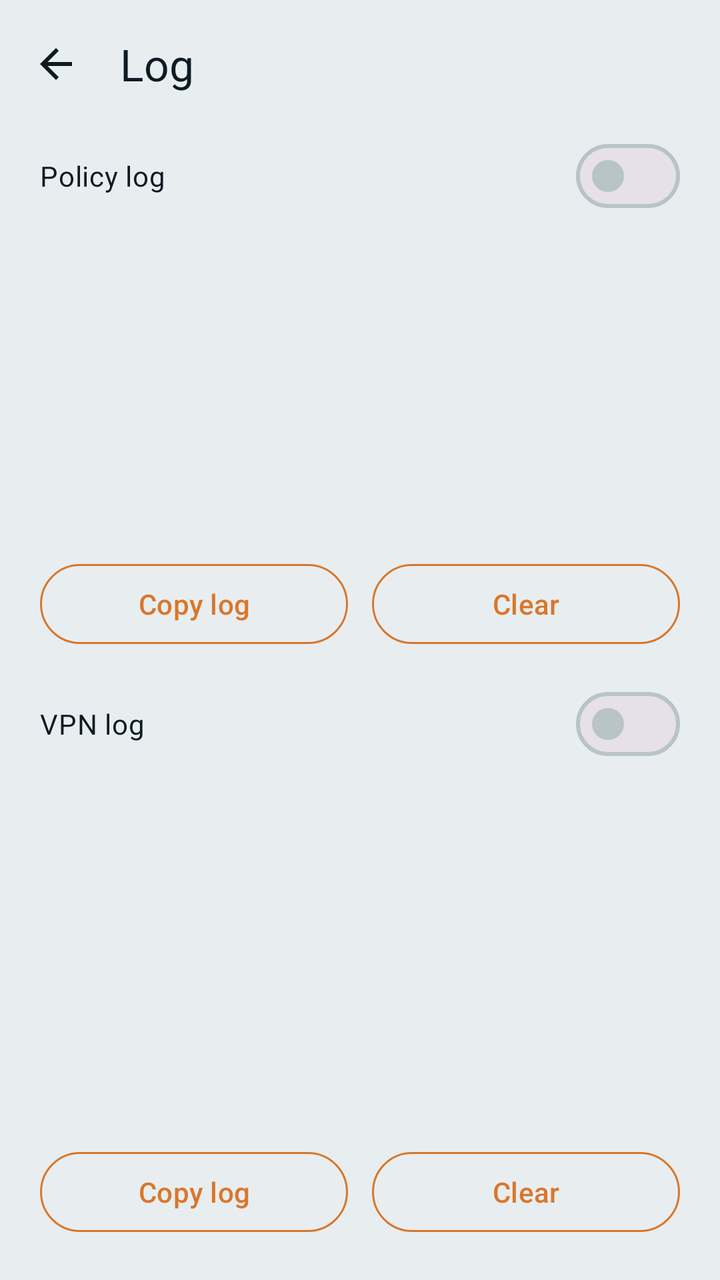
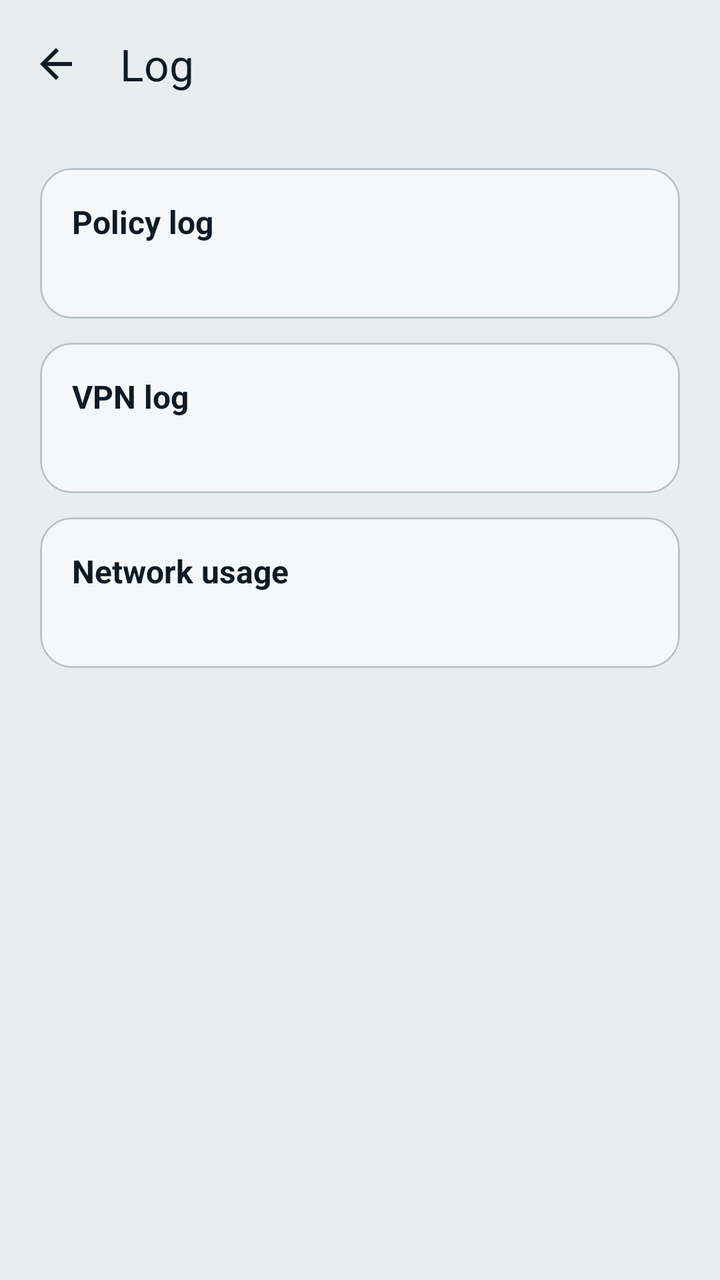

An Android layout rendered at two revisions. The XML below is the earlier revision; the diff shows what the commit changed to produce the second picture.
<!-- AndroidManifest.xml: application theme Theme.WirePilot -->
<!-- res/layout/activity_log.xml -->
<?xml version="1.0" encoding="utf-8"?>
<LinearLayout xmlns:android="http://schemas.android.com/apk/res/android"
  xmlns:app="http://schemas.android.com/apk/res-auto"
  android:id="@+id/screenRoot"
  android:layout_width="match_parent"
  android:layout_height="match_parent"
  android:background="@color/surface"
  android:orientation="vertical">

  <com.google.android.material.appbar.MaterialToolbar
    android:id="@+id/logToolbar"
    android:layout_width="match_parent"
    android:layout_height="wrap_content"
    android:background="@color/surface"
    app:navigationIcon="?attr/homeAsUpIndicator"
    app:navigationIconTint="@color/on_surface"
    app:title="@string/log_title"
    app:titleTextColor="@color/on_surface" />

  <com.google.android.material.materialswitch.MaterialSwitch
    android:id="@+id/policyLoggingSwitch"
    android:layout_width="match_parent"
    android:layout_height="wrap_content"
    android:layout_marginHorizontal="20dp"
    android:text="@string/policy_logging"
    android:textColor="@color/on_surface" />

  <androidx.core.widget.NestedScrollView
    android:layout_width="match_parent"
    android:layout_height="0dp"
    android:layout_marginHorizontal="20dp"
    android:layout_weight="1"
    android:fillViewport="true"
    android:scrollbars="vertical">

    <HorizontalScrollView
      android:layout_width="match_parent"
      android:layout_height="wrap_content"
      android:fillViewport="true"
      android:scrollbars="horizontal">

      <TextView
        android:id="@+id/policyLogPreview"
        android:layout_width="wrap_content"
        android:layout_height="wrap_content"
        android:fontFamily="monospace"
        android:textColor="@color/on_surface_muted"
        android:textIsSelectable="true"
        android:textSize="12sp" />
    </HorizontalScrollView>
  </androidx.core.widget.NestedScrollView>

  <LinearLayout
    android:layout_width="match_parent"
    android:layout_height="wrap_content"
    android:layout_marginHorizontal="20dp"
    android:orientation="horizontal">

    <com.google.android.material.button.MaterialButton
      android:id="@+id/copyPolicyLogButton"
      style="@style/Widget.WirePilot.Button.Outlined"
      android:layout_width="0dp"
      android:layout_height="wrap_content"
      android:layout_marginEnd="6dp"
      android:layout_weight="1"
      android:text="@string/copy_log" />

    <com.google.android.material.button.MaterialButton
      android:id="@+id/clearPolicyLogButton"
      style="@style/Widget.WirePilot.Button.Outlined"
      android:layout_width="0dp"
      android:layout_height="wrap_content"
      android:layout_marginStart="6dp"
      android:layout_weight="1"
      android:text="@string/clear_log" />
  </LinearLayout>

  <com.google.android.material.materialswitch.MaterialSwitch
    android:id="@+id/vpnLoggingSwitch"
    android:layout_width="match_parent"
    android:layout_height="wrap_content"
    android:layout_marginHorizontal="20dp"
    android:layout_marginTop="12dp"
    android:text="@string/vpn_logging"
    android:textColor="@color/on_surface" />

  <androidx.core.widget.NestedScrollView
    android:layout_width="match_parent"
    android:layout_height="0dp"
    android:layout_marginHorizontal="20dp"
    android:layout_weight="1"
    android:fillViewport="true"
    android:scrollbars="vertical">

    <HorizontalScrollView
      android:layout_width="match_parent"
      android:layout_height="wrap_content"
      android:fillViewport="true"
      android:scrollbars="horizontal">

      <TextView
        android:id="@+id/vpnLogPreview"
        android:layout_width="wrap_content"
        android:layout_height="wrap_content"
        android:fontFamily="monospace"
        android:textColor="@color/on_surface_muted"
        android:textIsSelectable="true"
        android:textSize="12sp" />
    </HorizontalScrollView>
  </androidx.core.widget.NestedScrollView>

  <LinearLayout
    android:layout_width="match_parent"
    android:layout_height="wrap_content"
    android:layout_margin="20dp"
    android:orientation="horizontal">

    <com.google.android.material.button.MaterialButton
      android:id="@+id/copyVpnLogButton"
      style="@style/Widget.WirePilot.Button.Outlined"
      android:layout_width="0dp"
      android:layout_height="wrap_content"
      android:layout_marginEnd="6dp"
      android:layout_weight="1"
      android:text="@string/copy_log" />

    <com.google.android.material.button.MaterialButton
      android:id="@+id/clearVpnLogButton"
      style="@style/Widget.WirePilot.Button.Outlined"
      android:layout_width="0dp"
      android:layout_height="wrap_content"
      android:layout_marginStart="6dp"
      android:layout_weight="1"
      android:text="@string/clear_log" />
  </LinearLayout>
</LinearLayout>
<!-- resources referenced by this layout -->
<resources>
  <color name="on_surface">#0E1A24</color>
  <color name="on_surface_muted">#5C6670</color>
  <color name="surface">#E8EEF0</color>
  <string name="clear_log">Clear</string>
  <string name="copy_log">Copy log</string>
  <string name="log_title">Log</string>
  <string name="policy_logging">Policy log</string>
  <string name="vpn_logging">VPN log</string>
  <style name="Widget.WirePilot.Button.Outlined" parent="Widget.Material3.Button.OutlinedButton">
      <item name="strokeColor">@color/copper</item>
      <item name="android:textColor">@color/copper</item>
      <item name="iconTint">@color/copper</item>
      <item name="rippleColor">@color/copper</item>
    </style>
  <style name="Theme.WirePilot" parent="Theme.Material3.DayNight.NoActionBar">
      <item name="colorPrimary">@color/primary</item>
      <item name="colorOnPrimary">@color/on_primary</item>
      <item name="colorPrimaryContainer">@color/primary_container</item>
      <item name="colorOnPrimaryContainer">@color/on_primary_container</item>
      <item name="colorSecondary">@color/secondary</item>
      <item name="colorOnSecondary">@color/on_secondary</item>
      <item name="colorSecondaryContainer">@color/secondary_container</item>
      <item name="colorOnSecondaryContainer">@color/on_secondary_container</item>
      <item name="colorTertiary">@color/secondary</item>
      <item name="colorOnTertiary">@color/on_secondary</item>
      <item name="colorTertiaryContainer">@color/secondary_container</item>
      <item name="colorOnTertiaryContainer">@color/on_secondary_container</item>
      <item name="colorOutline">@color/outline</item>
      <item name="colorControlNormal">@color/on_surface</item>
      <item name="android:colorBackground">@color/surface</item>
      <item name="colorSurface">@color/surface_card</item>
      <item name="colorOnSurface">@color/on_surface</item>
      <item name="android:windowBackground">@color/surface</item>
      <item name="android:statusBarColor">@color/surface</item>
      <item name="android:navigationBarColor">@color/surface</item>
      <item name="android:windowLightStatusBar">true</item>
      <item name="android:windowTranslucentStatus">false</item>
      <item name="android:windowDrawsSystemBarBackgrounds">true</item>
      <item name="materialButtonOutlinedStyle">@style/Widget.WirePilot.Button.Outlined</item>
    </style>
  <color name="copper">#D9772C</color>
  <color name="primary">#D9772C</color>
  <color name="on_primary">#F5F8F9</color>
  <color name="primary_container">#E2CDB8</color>
  <color name="on_primary_container">#0E1A24</color>
  <color name="secondary">#2A9D8F</color>
  <color name="on_secondary">#F5F8F9</color>
  <color name="secondary_container">#CDE8E3</color>
  <color name="on_secondary_container">#0E1A24</color>
  <color name="outline">#B8C4C8</color>
  <color name="surface_card">#F5F8F9</color>
</resources>

<!-- the commit's change to res/layout/activity_log.xml (unified diff, before → after) -->
@@ -17,120 +17,127 @@
     app:title="@string/log_title"
     app:titleTextColor="@color/on_surface" />
 
-  <com.google.android.material.materialswitch.MaterialSwitch
-    android:id="@+id/policyLoggingSwitch"
-    android:layout_width="match_parent"
-    android:layout_height="wrap_content"
-    android:layout_marginHorizontal="20dp"
-    android:text="@string/policy_logging"
-    android:textColor="@color/on_surface" />
-
-  <androidx.core.widget.NestedScrollView
+  <ScrollView
     android:layout_width="match_parent"
     android:layout_height="0dp"
-    android:layout_marginHorizontal="20dp"
     android:layout_weight="1"
-    android:fillViewport="true"
-    android:scrollbars="vertical">
+    android:fillViewport="true">
 
-    <HorizontalScrollView
+    <LinearLayout
       android:layout_width="match_parent"
       android:layout_height="wrap_content"
-      android:fillViewport="true"
-      android:scrollbars="horizontal">
+      android:orientation="vertical"
+      android:padding="20dp">
 
-      <TextView
-        android:id="@+id/policyLogPreview"
-        android:layout_width="wrap_content"
+      <com.google.android.material.card.MaterialCardView
+        android:id="@+id/policyLogCard"
+        android:layout_width="match_parent"
         android:layout_height="wrap_content"
-        android:fontFamily="monospace"
-        android:textColor="@color/on_surface_muted"
-        android:textIsSelectable="true"
-        android:textSize="12sp" />
-    </HorizontalScrollView>
-  </androidx.core.widget.NestedScrollView>
+        android:clickable="true"
+        android:focusable="true"
+        app:cardBackgroundColor="@color/surface_card"
+        app:cardCornerRadius="16dp"
+        app:cardElevation="0dp"
+        app:strokeColor="@color/outline"
+        app:strokeWidth="1dp">
 
-  <LinearLayout
-    android:layout_width="match_parent"
-    android:layout_height="wrap_content"
-    android:layout_marginHorizontal="20dp"
-    android:orientation="horizontal">
+        <LinearLayout
+          android:layout_width="match_parent"
+          android:layout_height="wrap_content"
+          android:orientation="vertical"
+          android:padding="16dp">
 
-    <com.google.android.material.button.MaterialButton
-      android:id="@+id/copyPolicyLogButton"
-      style="@style/Widget.WirePilot.Button.Outlined"
-      android:layout_width="0dp"
-      android:layout_height="wrap_content"
-      android:layout_marginEnd="6dp"
-      android:layout_weight="1"
-      android:text="@string/copy_log" />
+          <TextView
+            android:layout_width="match_parent"
+            android:layout_height="wrap_content"
+            android:text="@string/policy_logging"
+            android:textColor="@color/on_surface"
+            android:textSize="16sp"
+            android:textStyle="bold" />
 
-    <com.google.android.material.button.MaterialButton
-      android:id="@+id/clearPolicyLogButton"
-      style="@style/Widget.WirePilot.Button.Outlined"
-      android:layout_width="0dp"
-      android:layout_height="wrap_content"
-      android:layout_marginStart="6dp"
-      android:layout_weight="1"
-      android:text="@string/clear_log" />
-  </LinearLayout>
+          <TextView
+            android:id="@+id/policyLogStatus"
+            android:layout_width="match_parent"
+            android:layout_height="wrap_content"
+            android:layout_marginTop="4dp"
+            android:textColor="@color/on_surface_muted"
+            android:textSize="13sp" />
+        </LinearLayout>
+      </com.google.android.material.card.MaterialCardView>
 
-  <com.google.android.material.materialswitch.MaterialSwitch
-    android:id="@+id/vpnLoggingSwitch"
-    android:layout_width="match_parent"
-    android:layout_height="wrap_content"
-    android:layout_marginHorizontal="20dp"
-    android:layout_marginTop="12dp"
-    android:text="@string/vpn_logging"
-    android:textColor="@color/on_surface" />
+      <com.google.android.material.card.MaterialCardView
+        android:id="@+id/vpnLogCard"
+        android:layout_width="match_parent"
+        android:layout_height="wrap_content"
+        android:layout_marginTop="12dp"
+        android:clickable="true"
+        android:focusable="true"
+        app:cardBackgroundColor="@color/surface_card"
+        app:cardCornerRadius="16dp"
+        app:cardElevation="0dp"
+        app:strokeColor="@color/outline"
+        app:strokeWidth="1dp">
 
-  <androidx.core.widget.NestedScrollView
-    android:layout_width="match_parent"
-    android:layout_height="0dp"
-    android:layout_marginHorizontal="20dp"
-    android:layout_weight="1"
-    android:fillViewport="true"
-    android:scrollbars="vertical">
+        <LinearLayout
+          android:layout_width="match_parent"
+          android:layout_height="wrap_content"
+          android:orientation="vertical"
+          android:padding="16dp">
 
-    <HorizontalScrollView
-      android:layout_width="match_parent"
-      android:layout_height="wrap_content"
-      android:fillViewport="true"
-      android:scrollbars="horizontal">
+          <TextView
+            android:layout_width="match_parent"
+            android:layout_height="wrap_content"
+            android:text="@string/vpn_logging"
+            android:textColor="@color/on_surface"
+            android:textSize="16sp"
+            android:textStyle="bold" />
 
-      <TextView
-        android:id="@+id/vpnLogPreview"
-        android:layout_width="wrap_content"
+          <TextView
+            android:id="@+id/vpnLogStatus"
+            android:layout_width="match_parent"
+            android:layout_height="wrap_content"
+            android:layout_marginTop="4dp"
+            android:textColor="@color/on_surface_muted"
+            android:textSize="13sp" />
+        </LinearLayout>
+      </com.google.android.material.card.MaterialCardView>
+
+      <com.google.android.material.card.MaterialCardView
+        android:id="@+id/usageCard"
+        android:layout_width="match_parent"
         android:layout_height="wrap_content"
-        android:fontFamily="monospace"
-        android:textColor="@color/on_surface_muted"
-        android:textIsSelectable="true"
-        android:textSize="12sp" />
-    </HorizontalScrollView>
-  </androidx.core.widget.NestedScrollView>
+        android:layout_marginTop="12dp"
+        android:clickable="true"
+        android:focusable="true"
+        app:cardBackgroundColor="@color/surface_card"
+        app:cardCornerRadius="16dp"
+        app:cardElevation="0dp"
+        app:strokeColor="@color/outline"
+        app:strokeWidth="1dp">
 
-  <LinearLayout
-    android:layout_width="match_parent"
-    android:layout_height="wrap_content"
-    android:layout_margin="20dp"
-    android:orientation="horizontal">
+        <LinearLayout
+          android:layout_width="match_parent"
+          android:layout_height="wrap_content"
+          android:orientation="vertical"
+          android:padding="16dp">
 
-    <com.google.android.material.button.MaterialButton
-      android:id="@+id/copyVpnLogButton"
-      style="@style/Widget.WirePilot.Button.Outlined"
-      android:layout_width="0dp"
-      android:layout_height="wrap_content"
-      android:layout_marginEnd="6dp"
-      android:layout_weight="1"
-      android:text="@string/copy_log" />
+          <TextView
+            android:layout_width="match_parent"
+            android:layout_height="wrap_content"
+            android:text="@string/usage_title"
+            android:textColor="@color/on_surface"
+            android:textSize="16sp"
+            android:textStyle="bold" />
 
-    <com.google.android.material.button.MaterialButton
-      android:id="@+id/clearVpnLogButton"
-      style="@style/Widget.WirePilot.Button.Outlined"
-      android:layout_width="0dp"
-      android:layout_height="wrap_content"
-      android:layout_marginStart="6dp"
-      android:layout_weight="1"
-      android:text="@string/clear_log" />
-  </LinearLayout>
+          <TextView
+            android:id="@+id/usageStatus"
+            android:layout_width="match_parent"
+            android:layout_height="wrap_content"
+            android:layout_marginTop="4dp"
+            android:textColor="@color/on_surface_muted"
+            android:textSize="13sp" />
+        </LinearLayout>
+      </com.google.android.material.card.MaterialCardView>
+    </LinearLayout>
+  </ScrollView>
 </LinearLayout>
<!-- resource entries referenced after the edit -->
@@ -2,18 +2,13 @@
 <resources>
   <color name="on_surface">#0E1A24</color>
   <color name="on_surface_muted">#5C6670</color>
+  <color name="outline">#B8C4C8</color>
   <color name="surface">#E8EEF0</color>
-  <string name="clear_log">Clear</string>
-  <string name="copy_log">Copy log</string>
+  <color name="surface_card">#F5F8F9</color>
   <string name="log_title">Log</string>
   <string name="policy_logging">Policy log</string>
+  <string name="usage_title">Network usage</string>
   <string name="vpn_logging">VPN log</string>
-  <style name="Widget.WirePilot.Button.Outlined" parent="Widget.Material3.Button.OutlinedButton">
-      <item name="strokeColor">@color/copper</item>
-      <item name="android:textColor">@color/copper</item>
-      <item name="iconTint">@color/copper</item>
-      <item name="rippleColor">@color/copper</item>
-    </style>
   <style name="Theme.WirePilot" parent="Theme.Material3.DayNight.NoActionBar">
       <item name="colorPrimary">@color/primary</item>
       <item name="colorOnPrimary">@color/on_primary</item>
@@ -40,7 +35,6 @@
       <item name="android:windowDrawsSystemBarBackgrounds">true</item>
       <item name="materialButtonOutlinedStyle">@style/Widget.WirePilot.Button.Outlined</item>
     </style>
-  <color name="copper">#D9772C</color>
   <color name="primary">#D9772C</color>
   <color name="on_primary">#F5F8F9</color>
   <color name="primary_container">#E2CDB8</color>
@@ -49,7 +43,12 @@
   <color name="on_secondary">#F5F8F9</color>
   <color name="secondary_container">#CDE8E3</color>
   <color name="on_secondary_container">#0E1A24</color>
-  <color name="outline">#B8C4C8</color>
-  <color name="surface_card">#F5F8F9</color>
+  <style name="Widget.WirePilot.Button.Outlined" parent="Widget.Material3.Button.OutlinedButton">
+      <item name="strokeColor">@color/copper</item>
+      <item name="android:textColor">@color/copper</item>
+      <item name="iconTint">@color/copper</item>
+      <item name="rippleColor">@color/copper</item>
+    </style>
+  <color name="copper">#D9772C</color>
 </resources>
 
